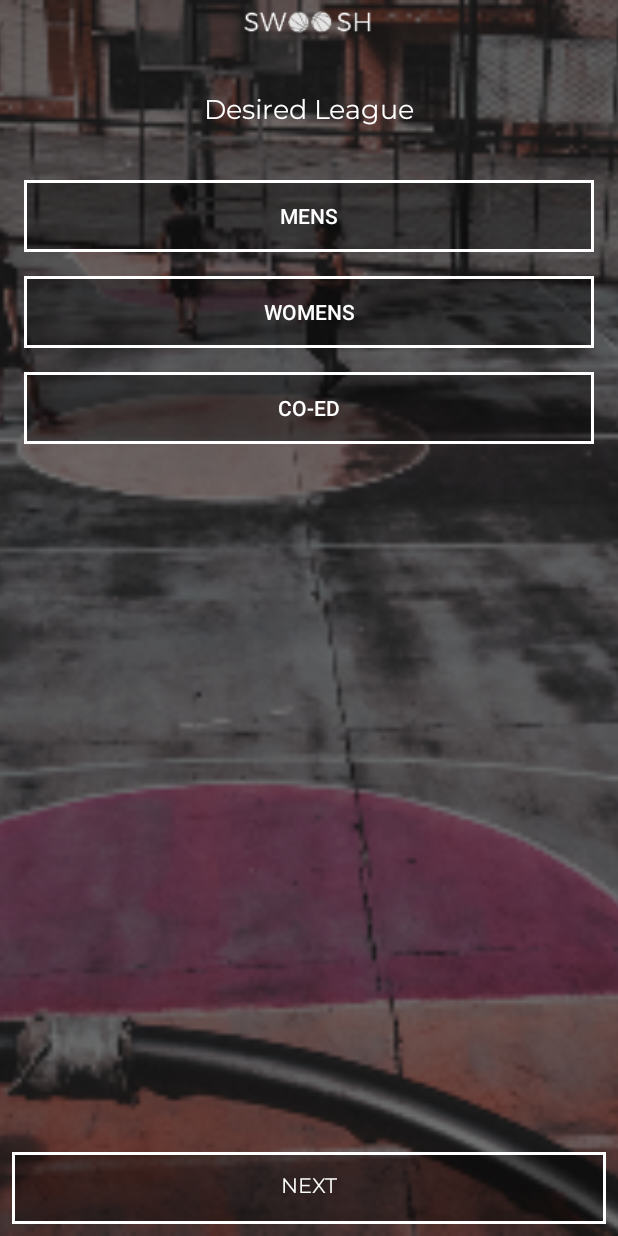
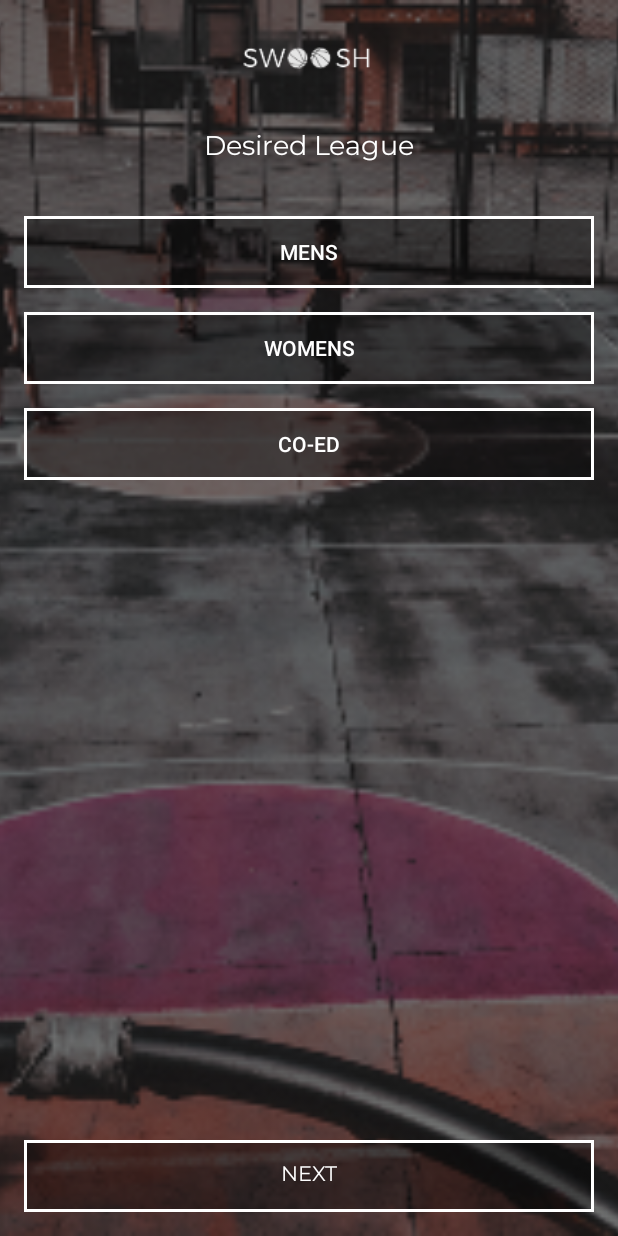
Before and after one commit to cgalfaro/Swoosh, an Android app: the LeagueActivity screen opened directly, with no data from a screen before it, on a phone screen of 412 x 824 dp. Run offline under Robolectric (Android 15) with nearby library versions, the phone set to English and light mode, and no system bars.

Commit message:
Added Skill activity. Changed main btn margins for welcome & league activity. League activity main button code to skill activity.

```diff
--- a/app/src/main/AndroidManifest.xml
+++ b/app/src/main/AndroidManifest.xml
@@ -9,6 +9,8 @@
             android:roundIcon="@mipmap/ic_launcher_round"
             android:supportsRtl="true"
             android:theme="@style/AppTheme">
+        <activity android:name=".SkillActivity">
+        </activity>
         <activity android:name=".BaseActivity">
         </activity>
         <activity android:name=".LeagueActivity">
--- a/app/src/main/res/layout/activity_league.xml
+++ b/app/src/main/res/layout/activity_league.xml
@@ -21,10 +21,12 @@
             android:layout_width="88dp"
             android:layout_height="29dp" app:srcCompat="@drawable/swooshlogo"
             android:id="@+id/imageView2"
-            android:scaleType="fitCenter" android:layout_marginTop="24dp"
-            app:layout_constraintTop_toTopOf="@+id/imageView" android:layout_marginStart="8dp"
+            android:scaleType="fitCenter"
+            android:layout_marginStart="8dp"
             app:layout_constraintStart_toStartOf="parent" android:layout_marginEnd="8dp"
-            app:layout_constraintEnd_toEndOf="parent" android:contentDescription="@string/app_logo"/>
+            app:layout_constraintEnd_toEndOf="parent" android:contentDescription="@string/app_logo"
+            app:layout_constraintHorizontal_bias="0.498" android:layout_marginTop="24dp"
+            app:layout_constraintTop_toTopOf="parent"/>
     <TextView
             android:text="@string/desired_league"
             android:layout_width="wrap_content"
@@ -64,8 +66,10 @@
             android:text="@string/next"
             android:layout_width="0dp"
             android:layout_height="wrap_content"
-            android:id="@+id/button2" app:layout_constraintStart_toStartOf="parent" android:layout_marginStart="8dp"
-            app:layout_constraintEnd_toEndOf="parent" android:layout_marginEnd="8dp" android:layout_marginBottom="8dp"
+            android:id="@+id/leagueNextBtn" app:layout_constraintStart_toStartOf="parent"
+            android:layout_marginStart="16dp"
+            app:layout_constraintEnd_toEndOf="parent" android:layout_marginEnd="16dp" android:layout_marginBottom="16dp"
             app:layout_constraintBottom_toBottomOf="@+id/imageView3" android:background="@drawable/swoosh_button"
-            android:fontFamily="@font/montserrat" android:textColor="@android:color/white"/>
+            android:fontFamily="@font/montserrat" android:textColor="@android:color/white"
+            android:onClick="leagueNextClicked"/>
 </androidx.constraintlayout.widget.ConstraintLayout>
--- a/app/src/main/res/layout/activity_welcome.xml
+++ b/app/src/main/res/layout/activity_welcome.xml
@@ -55,8 +55,9 @@
             android:text="@string/get_started"
             android:layout_width="0dp"
             android:layout_height="wrap_content"
-            android:id="@+id/getStartedBtn" app:layout_constraintStart_toStartOf="parent" android:layout_marginStart="8dp"
-            app:layout_constraintEnd_toEndOf="parent" android:layout_marginEnd="8dp" android:layout_marginBottom="8dp"
+            android:id="@+id/getStartedBtn" app:layout_constraintStart_toStartOf="parent"
+            android:layout_marginStart="16dp"
+            app:layout_constraintEnd_toEndOf="parent" android:layout_marginEnd="16dp" android:layout_marginBottom="16dp"
             app:layout_constraintBottom_toBottomOf="@+id/imageView" android:fontFamily="@font/montserrat"
             android:textColor="@android:color/white" android:background="@drawable/swoosh_button"/>
 
--- a/app/src/main/res/values/strings.xml
+++ b/app/src/main/res/values/strings.xml
@@ -12,4 +12,8 @@
     <string name="find_a_team_in_your_ciry_and_dominate_the_league">Find a team in your ciry, and dominate the league
     </string>
     <string name="get_started">GET STARTED</string>
+    <string name="i_am_a">I am a:</string>
+    <string name="beginner">BEGINNER</string>
+    <string name="baller">BALLER</string>
+    <string name="finish">FINISH</string>
 </resources>
```
Also changed, not shown: app/src/main/java/com/example/swoosh/LeagueActivity.kt (+7 -0 lines), app/src/main/java/com/example/swoosh/SkillActivity.kt (added, +12 -0 lines), app/src/main/res/layout/activity_skill.xml (added, +68 -0 lines).
